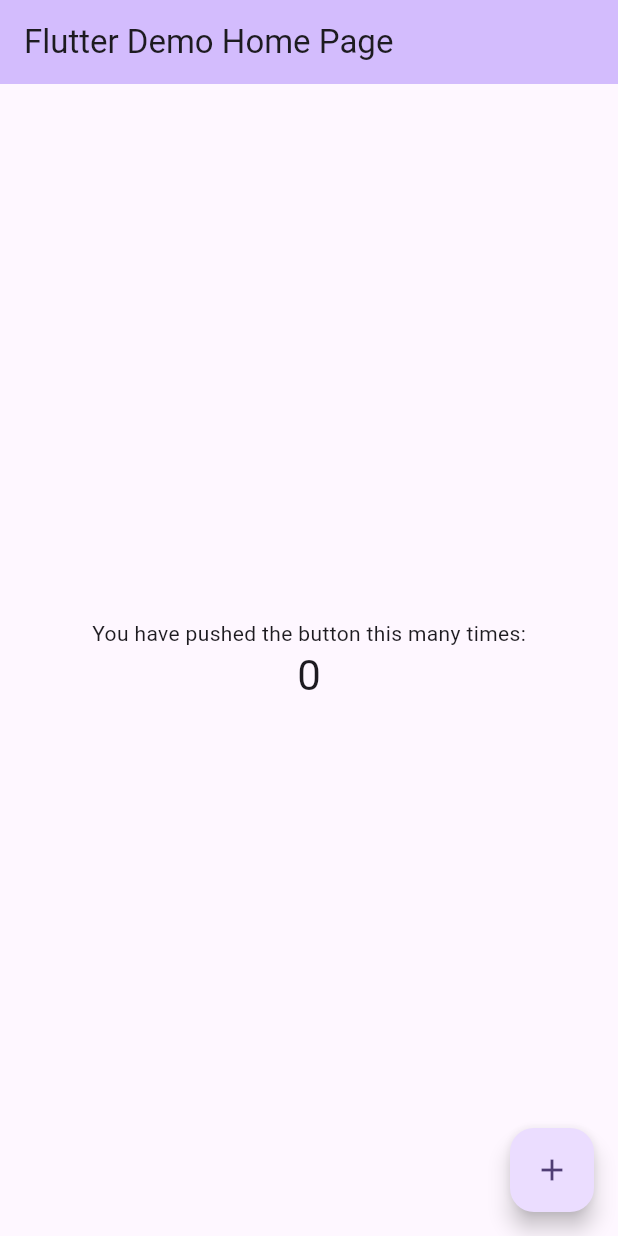
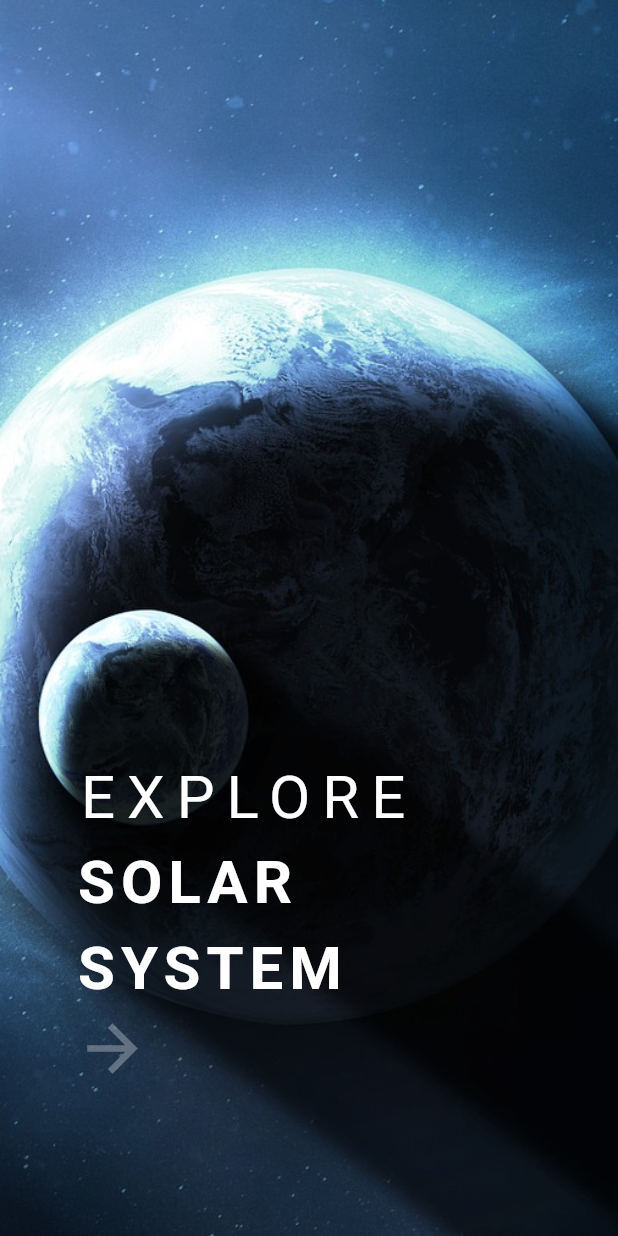
Before and after one commit to amr-22/solarSystemDesign, a Flutter app: the screen it shows after launch, on a phone screen of 412 x 824 dp. Run offline on Flutter 3.47's test engine with Material 3 defaults, Android fonts, the phone set to English and light mode, and no system bars.

Commit message:
splash screen

```diff
--- a/lib/main.dart
+++ b/lib/main.dart
@@ -1,125 +1,6 @@
 import 'package:flutter/material.dart';
+import 'package:solor_system/solarsystem.dart';
 
 void main() {
-  runApp(const MyApp());
+  runApp(const SolarSystem());
 }
-
-class MyApp extends StatelessWidget {
-  const MyApp({super.key});
-
-  // This widget is the root of your application.
-  @override
-  Widget build(BuildContext context) {
-    return MaterialApp(
-      title: 'Flutter Demo',
-      theme: ThemeData(
-        // This is the theme of your application.
-        //
-        // TRY THIS: Try running your application with "flutter run". You'll see
-        // the application has a purple toolbar. Then, without quitting the app,
-        // try changing the seedColor in the colorScheme below to Colors.green
-        // and then invoke "hot reload" (save your changes or press the "hot
-        // reload" button in a Flutter-supported IDE, or press "r" if you used
-        // the command line to start the app).
-        //
-        // Notice that the counter didn't reset back to zero; the application
-        // state is not lost during the reload. To reset the state, use hot
-        // restart instead.
-        //
-        // This works for code too, not just values: Most code changes can be
-        // tested with just a hot reload.
-        colorScheme: ColorScheme.fromSeed(seedColor: Colors.deepPurple),
-        useMaterial3: true,
-      ),
-      home: const MyHomePage(title: 'Flutter Demo Home Page'),
-    );
-  }
-}
-
-class MyHomePage extends StatefulWidget {
-  const MyHomePage({super.key, required this.title});
-
-  // This widget is the home page of your application. It is stateful, meaning
-  // that it has a State object (defined below) that contains fields that affect
-  // how it looks.
-
-  // This class is the configuration for the state. It holds the values (in this
-  // case the title) provided by the parent (in this case the App widget) and
-  // used by the build method of the State. Fields in a Widget subclass are
-  // always marked "final".
-
-  final String title;
-
-  @override
-  State<MyHomePage> createState() => _MyHomePageState();
-}
-
-class _MyHomePageState extends State<MyHomePage> {
-  int _counter = 0;
-
-  void _incrementCounter() {
-    setState(() {
-      // This call to setState tells the Flutter framework that something has
-      // changed in this State, which causes it to rerun the build method below
-      // so that the display can reflect the updated values. If we changed
-      // _counter without calling setState(), then the build method would not be
-      // called again, and so nothing would appear to happen.
-      _counter++;
-    });
-  }
-
-  @override
-  Widget build(BuildContext context) {
-    // This method is rerun every time setState is called, for instance as done
-    // by the _incrementCounter method above.
-    //
-    // The Flutter framework has been optimized to make rerunning build methods
-    // fast, so that you can just rebuild anything that needs updating rather
-    // than having to individually change instances of widgets.
-    return Scaffold(
-      appBar: AppBar(
-        // TRY THIS: Try changing the color here to a specific color (to
-        // Colors.amber, perhaps?) and trigger a hot reload to see the AppBar
-        // change color while the other colors stay the same.
-        backgroundColor: Theme.of(context).colorScheme.inversePrimary,
-        // Here we take the value from the MyHomePage object that was created by
-        // the App.build method, and use it to set our appbar title.
-        title: Text(widget.title),
-      ),
-      body: Center(
-        // Center is a layout widget. It takes a single child and positions it
-        // in the middle of the parent.
-        child: Column(
-          // Column is also a layout widget. It takes a list of children and
-          // arranges them vertically. By default, it sizes itself to fit its
-          // children horizontally, and tries to be as tall as its parent.
-          //
-          // Column has various properties to control how it sizes itself and
-          // how it positions its children. Here we use mainAxisAlignment to
-          // center the children vertically; the main axis here is the vertical
-          // axis because Columns are vertical (the cross axis would be
-          // horizontal).
-          //
-          // TRY THIS: Invoke "debug painting" (choose the "Toggle Debug Paint"
-          // action in the IDE, or press "p" in the console), to see the
-          // wireframe for each widget.
-          mainAxisAlignment: MainAxisAlignment.center,
-          children: <Widget>[
-            const Text(
-              'You have pushed the button this many times:',
-            ),
-            Text(
-              '$_counter',
-              style: Theme.of(context).textTheme.headlineMedium,
-            ),
-          ],
-        ),
-      ),
-      floatingActionButton: FloatingActionButton(
-        onPressed: _incrementCounter,
-        tooltip: 'Increment',
-        child: const Icon(Icons.add),
-      ), // This trailing comma makes auto-formatting nicer for build methods.
-    );
-  }
-}
--- /dev/null
+++ b/lib/solarsystem.dart
@@ -0,0 +1,14 @@
+import 'package:flutter/material.dart';
+import 'package:solor_system/splashscreen/ui/splashscreen.dart';
+
+class SolarSystem extends StatelessWidget {
+  const SolarSystem({super.key});
+
+  @override
+  Widget build(BuildContext context) {
+    return MaterialApp(
+      debugShowCheckedModeBanner: false,
+      home: Splashscreen(),
+    );
+  }
+}
--- /dev/null
+++ b/lib/splashscreen/ui/splashscreen.dart
@@ -0,0 +1,65 @@
+import 'package:flutter/material.dart';
+import 'package:flutter/widgets.dart';
+
+class Splashscreen extends StatelessWidget {
+  const Splashscreen({super.key});
+
+  @override
+  Widget build(BuildContext context) {
+    return Scaffold(
+        body: Stack(children: [
+      Container(
+        decoration: const BoxDecoration(
+          image: DecorationImage(
+            image: AssetImage('assets/images/welcome_bg.jpg'),
+            fit: BoxFit.cover,
+          ),
+        ),
+      ),
+      Positioned(
+          left: 50,
+          bottom: 100,
+          child: Column(
+            crossAxisAlignment: CrossAxisAlignment.start,
+            children: [
+              const Text(
+                "EXPLORE",
+                style: TextStyle(
+                  letterSpacing: 8,
+                  fontSize: 40,
+                  color: Colors.white,
+                ),
+              ),
+              const Text(
+                "SOLAR",
+                style: TextStyle(
+                  letterSpacing: 4,
+                  fontSize: 40,
+                  fontWeight: FontWeight.bold,
+                  color: Colors.white,
+                ),
+              ),
+              const Text(
+                "SYSTEM",
+                style: TextStyle(
+                  letterSpacing: 4,
+                  fontSize: 40,
+                  fontWeight: FontWeight.bold,
+                  color: Colors.white,
+                ),
+              ),
+              GestureDetector(
+                onTap: () {
+                  print("go");
+                },
+                child: const Icon(
+                  size: 50,
+                  Icons.arrow_forward,
+                  color: Colors.white30,
+                ),
+              )
+            ],
+          ))
+    ]));
+  }
+}
--- a/pubspec.yaml
+++ b/pubspec.yaml
@@ -59,8 +59,8 @@ flutter:
   uses-material-design: true
 
   # To add assets to your application, add an assets section, like this:
-  # assets:
-  #   - images/a_dot_burr.jpeg
+  assets:
+    - assets/images/
   #   - images/a_dot_ham.jpeg
 
   # An image asset can refer to one or more resolution-specific "variants", see
```
Also changed, not shown: assets/images/bg.png (added), assets/images/earth.png (added), assets/images/jupiter.png (added), assets/images/mars.png (added), assets/images/mercury.png (added), assets/images/neptune.png (added), assets/images/saturn.png (added), assets/images/uranus.png (added), assets/images/user_profile.png (added), assets/images/venus.png (added), assets/images/welcome_bg.jpg (added).
